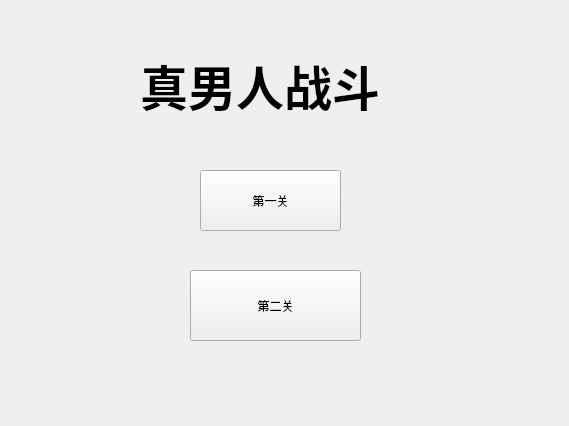
cyx1345156171/towerdefence, file start.ui: the form before one commit.
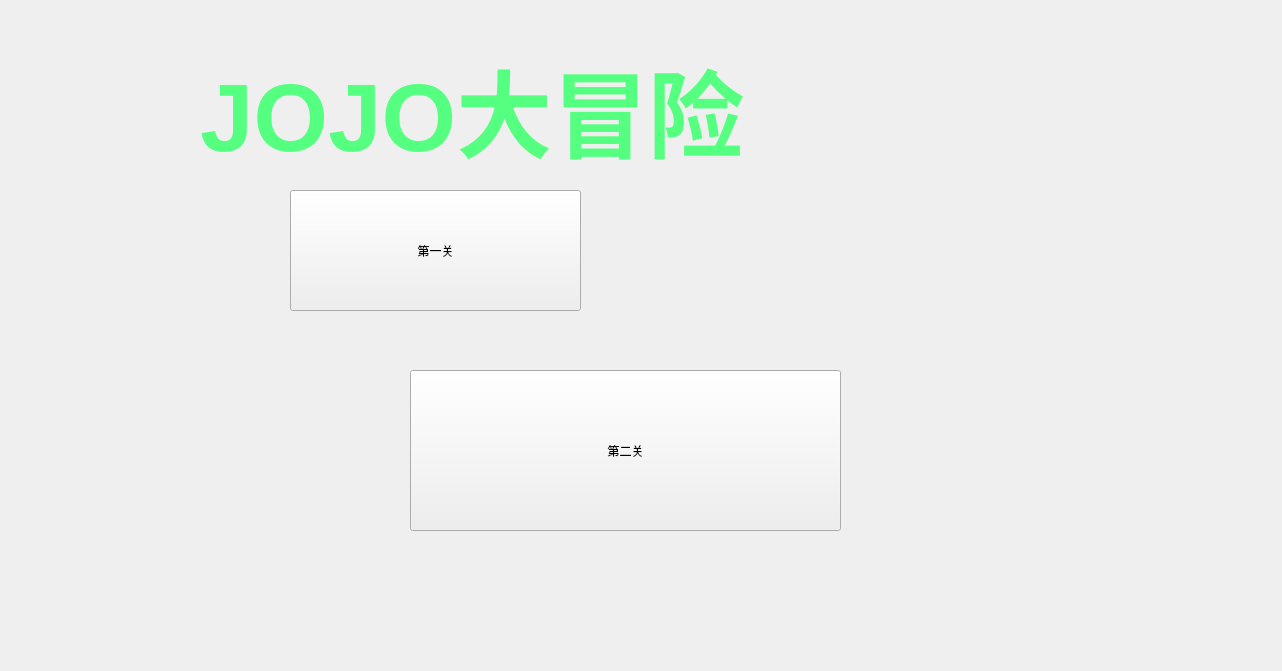
The form after the commit.

Diff of the .ui file:
```diff
--- a/start.ui
+++ b/start.ui
@@ -6,8 +6,8 @@
    <rect>
     <x>0</x>
     <y>0</y>
-    <width>569</width>
-    <height>426</height>
+    <width>1282</width>
+    <height>671</height>
    </rect>
   </property>
   <property name="windowTitle">
@@ -16,10 +16,10 @@
   <widget class="QPushButton" name="pushButton">
    <property name="geometry">
     <rect>
-     <x>200</x>
-     <y>170</y>
-     <width>141</width>
-     <height>61</height>
+     <x>290</x>
+     <y>190</y>
+     <width>291</width>
+     <height>121</height>
     </rect>
    </property>
    <property name="text">
@@ -29,10 +29,10 @@
   <widget class="QPushButton" name="pushButton2">
    <property name="geometry">
     <rect>
-     <x>190</x>
-     <y>270</y>
-     <width>171</width>
-     <height>71</height>
+     <x>410</x>
+     <y>370</y>
+     <width>431</width>
+     <height>161</height>
     </rect>
    </property>
    <property name="text">
@@ -42,14 +42,14 @@
   <widget class="QLabel" name="label">
    <property name="geometry">
     <rect>
-     <x>140</x>
-     <y>50</y>
-     <width>311</width>
-     <height>71</height>
+     <x>200</x>
+     <y>30</y>
+     <width>631</width>
+     <height>161</height>
     </rect>
    </property>
    <property name="text">
-    <string>&lt;html&gt;&lt;head/&gt;&lt;body&gt;&lt;p&gt;&lt;span style=&quot; font-size:36pt; font-weight:600;&quot;&gt;真男人战斗&lt;/span&gt;&lt;/p&gt;&lt;/body&gt;&lt;/html&gt;</string>
+    <string>&lt;html&gt;&lt;head/&gt;&lt;body&gt;&lt;p&gt;&lt;span style=&quot; font-size:72pt; font-weight:600; color:#55ff7f;&quot;&gt;JOJO大冒险&lt;/span&gt;&lt;/p&gt;&lt;/body&gt;&lt;/html&gt;</string>
    </property>
   </widget>
  </widget>
```
